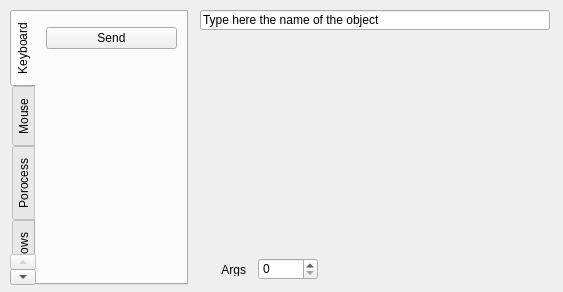
The window that alyvix/extra/robotide/qt_ui/alyvix_code_properties_view.ui (alyvix/alyvix) describes before a commit, drawn with Qt 5.
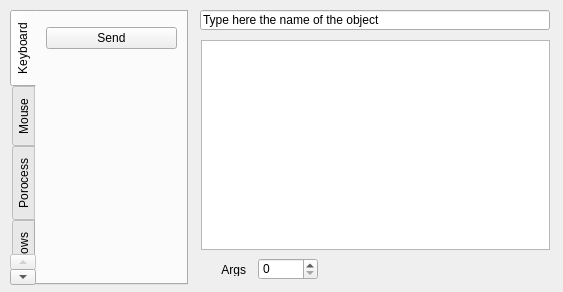
The same window after the commit.

Patch:
```diff
--- a/alyvix/extra/robotide/qt_ui/alyvix_code_properties_view.ui
+++ b/alyvix/extra/robotide/qt_ui/alyvix_code_properties_view.ui
@@ -227,6 +227,19 @@
     </rect>
    </property>
   </widget>
+  <widget class="QPlainTextEdit" name="textEdit">
+   <property name="geometry">
+    <rect>
+     <x>201</x>
+     <y>40</y>
+     <width>349</width>
+     <height>210</height>
+    </rect>
+   </property>
+   <property name="lineWrapMode">
+    <enum>QPlainTextEdit::NoWrap</enum>
+   </property>
+  </widget>
  </widget>
  <resources/>
  <connections/>
```
